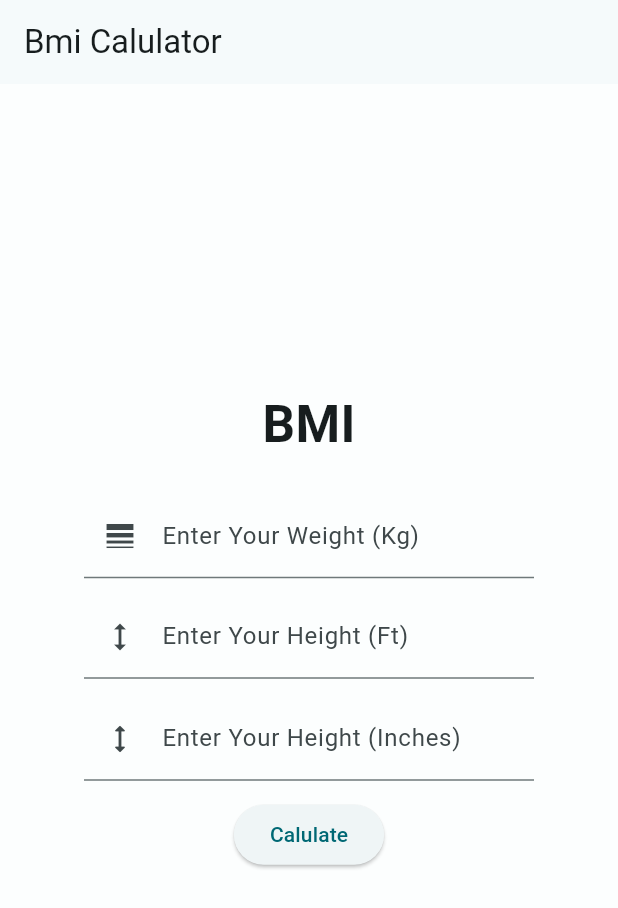
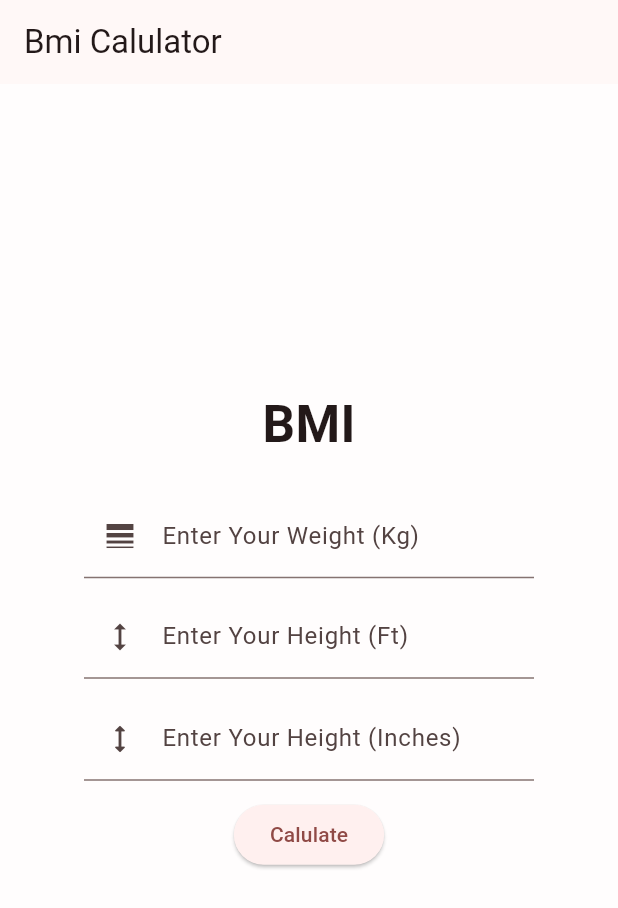
Before and after one commit to Deveshch710/BMI_Calculator, a Flutter app: the screen it shows after launch, on a phone screen of 412 x 824 dp. Shown: the top 908 px of the screen. Run offline on Flutter 3.47's test engine with Material 3 defaults, Android fonts, the phone set to English and light mode, and no system bars.

```diff
--- a/lib/main.dart
+++ b/lib/main.dart
@@ -16,7 +16,7 @@ class MyApp extends StatelessWidget {
       title: 'Flutter Demo',
       debugShowCheckedModeBanner: false,
       theme: ThemeData(
-        colorScheme: ColorScheme.fromSeed(seedColor: Colors.white54),
+        colorScheme: ColorScheme.fromSeed(seedColor: Colors.redAccent),
         useMaterial3: true,
       ),
       home: const MyHomePage(title: 'BMI CALCULATOR'),
```
Also changed, not shown: pubspec.lock, 17 other files.
